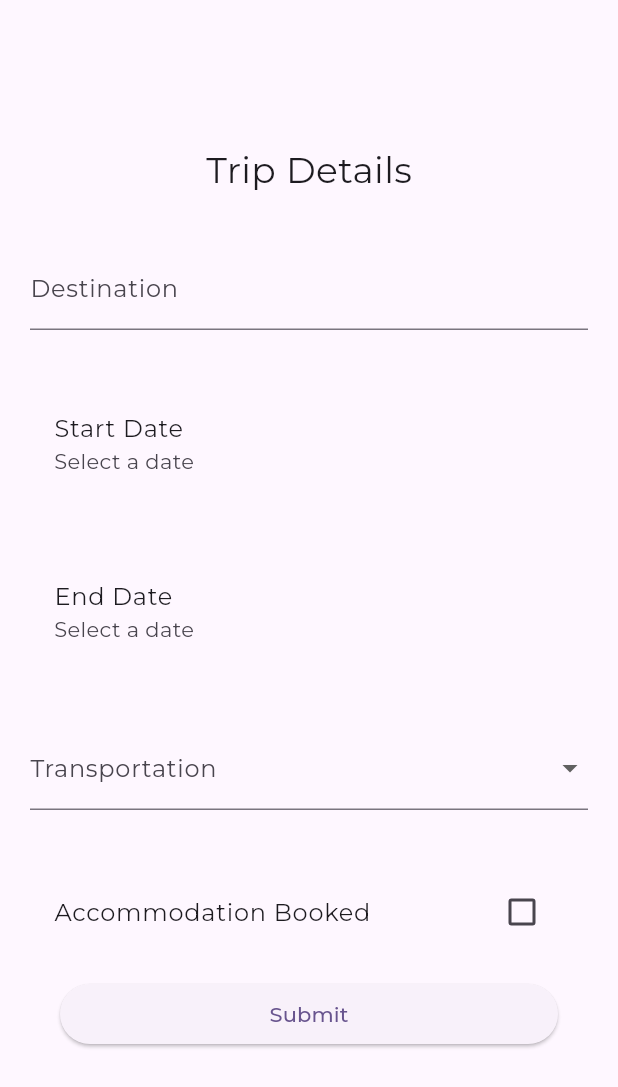
After one commit to dartm05/SafetyApp, a Flutter app: the TripFormPage screen opened by its route, on a phone screen of 412 x 824 dp. The commit adds this screen. Shown: the top 1087 px of the screen. Run offline on Flutter 3.47's test engine with Material 3 defaults, Android fonts, the phone set to English and light mode, and no system bars; our stand-ins replace go_router, google_fonts, shared_preferences; accounts and stored records are empty.

Commit message:
feat(tripForm): Add TripFormProvider and TripService
- Add TripFormProvider class to handle form validation and submission
- Add TripService class to handle fetching places and CRUD operations for trips
- Update app_router.dart to include tripForm route
- Add trip.dart model class for trip details
- Add trip_form_provider.dart to handle form state and data
- Add trip_service.dart to handle API calls for trip-related operations
- Add fetchPlaces and clearPlacesList methods to TripFormProvider

```diff
--- /dev/null
+++ b/lib/src/features/tripForm/models/trip.dart
@@ -0,0 +1,17 @@
+class Trip {
+  final String destination;
+  final DateTime startDate;
+  final DateTime endDate;
+  final String transportation;
+  final bool accommodation;
+  final bool activities;
+
+  Trip({
+    required this.destination,
+    required this.startDate,
+    required this.endDate,
+    required this.transportation,
+    required this.accommodation,
+    required this.activities,
+  });
+}
--- /dev/null
+++ b/lib/src/features/tripForm/providers/trip_form_provider.dart
@@ -0,0 +1,39 @@
+import 'package:flutter/material.dart';
+
+import '../services/trip_service.dart';
+
+class TripFormProvider extends ChangeNotifier {
+  final _formKey = GlobalKey<FormState>();
+  var _placesList = <String>[];
+  final TripService _tripService;
+
+  TripFormProvider({required TripService tripService})
+      : _tripService = tripService;
+
+  GlobalKey<FormState> get formKey => _formKey;
+
+  List<String> get placesList => _placesList;
+
+  void submitForm() {
+    if (_formKey.currentState!.validate()) {
+      _formKey.currentState!.save();
+    }
+  }
+
+  Future<void> fetchPlaces(String place) async {
+    if (place.isEmpty) {
+      _placesList = [];
+      notifyListeners();
+      return;
+    }
+    placesList.clear();
+    final places = await _tripService.fetchPlaces(place);
+    _placesList.addAll(places);
+    notifyListeners();
+  }
+
+  void clearPlacesList() {
+    _placesList =[];
+    notifyListeners();
+  }
+}
--- /dev/null
+++ b/lib/src/features/tripForm/screens/trip_form.dart
@@ -0,0 +1,191 @@
+import 'package:flutter/material.dart';
+import 'package:menopause_app/src/features/tripForm/providers/trip_form_provider.dart';
+import 'package:provider/provider.dart';
+
+class TripFormPage extends StatefulWidget {
+  const TripFormPage({Key? key}) : super(key: key);
+
+  @override
+  State<TripFormPage> createState() => _TripFormPageState();
+}
+
+class _TripFormPageState extends State<TripFormPage> {
+  final _formKey = GlobalKey<FormState>();
+
+  String? _destination;
+  DateTime? _startDate;
+  DateTime? _endDate;
+  String? _transportation;
+  bool _accommodation = false;
+  bool _activities = false;
+
+  final List<String> _transportationOptions = [
+    'Car',
+    'Plane',
+    'Train',
+    'Bus',
+    'Other'
+  ];
+
+  void _submitForm() {
+    if (_formKey.currentState!.validate()) {
+      _formKey.currentState!.save();
+
+      ScaffoldMessenger.of(context).showSnackBar(
+        const SnackBar(content: Text('Trip details recorded successfully!')),
+      );
+    }
+  }
+
+  Future<void> _selectDate(BuildContext context, bool isStartDate) async {
+    final DateTime? picked = await showDatePicker(
+      context: context,
+      initialDate: DateTime.now(),
+      firstDate: DateTime(2000),
+      lastDate: DateTime(2101),
+    );
+    if (picked != null && picked != (isStartDate ? _startDate : _endDate)) {
+      setState(() {
+        if (isStartDate) {
+          _startDate = picked;
+        } else {
+          _endDate = picked;
+        }
+      });
+    }
+  }
+
+  @override
+  Widget build(BuildContext context) {
+    const sizedBox = SizedBox(height: 40);
+    final tripFormProvider = Provider.of<TripFormProvider>(context);
+    return Scaffold(
+      body: Column(
+        children: [
+          const Padding(
+            padding: EdgeInsets.only(top: 40.0),
+            child: Center(
+              child: Text(
+                'Trip Details',
+                style: TextStyle(fontSize: 24),
+              ),
+            ),
+          ),
+          Center(
+            child: Column(
+              mainAxisAlignment: MainAxisAlignment.center,
+              children: [
+                Padding(
+                  padding:
+                      const EdgeInsets.only(top: 34.0, left: 20.0, right: 20.0),
+                  child: Container(
+                    constraints: const BoxConstraints(maxWidth: 600),
+                    child: Form(
+                      key: _formKey,
+                      child: ListView(
+                        shrinkWrap: true,
+                        children: [
+                          Autocomplete<String>(
+                            optionsBuilder:
+                                (TextEditingValue textEditingValue) async {
+                              if (textEditingValue.text.isEmpty) {
+                                tripFormProvider.clearPlacesList();
+                                return const Iterable<String>.empty();
+                              }
+                              await tripFormProvider
+                                  .fetchPlaces(textEditingValue.text);
+                              return tripFormProvider.placesList;
+                            },
+                            onSelected: (String selection) {
+                              _destination = selection;
+                            },
+                            fieldViewBuilder: (BuildContext context,
+                                TextEditingController textEditingController,
+                                FocusNode focusNode,
+                                VoidCallback onFieldSubmitted) {
+                              return TextFormField(
+                                controller: textEditingController,
+                                focusNode: focusNode,
+                                decoration: const InputDecoration(
+                                  labelText: 'Destination',
+                                ),
+                                validator: (value) =>
+                                    value == null || value.isEmpty
+                                        ? 'Please enter your destination'
+                                        : null,
+                              );
+                            },
+                          ),
+                          sizedBox,
+                          ListTile(
+                            title: const Text('Start Date'),
+                            subtitle: Text(
+                              _startDate != null
+                                  ? _startDate!
+                                      .toLocal()
+                                      .toString()
+                                      .split(' ')[0]
+                                  : 'Select a date',
+                            ),
+                            onTap: () => _selectDate(context, true),
+                          ),
+                          sizedBox,
+                          ListTile(
+                            title: const Text('End Date'),
+                            subtitle: Text(
+                              _endDate != null
+                                  ? _endDate!.toLocal().toString().split(' ')[0]
+                                  : 'Select a date',
+                            ),
+                            onTap: () => _selectDate(context, false),
+                          ),
+                          sizedBox,
+                          DropdownButtonFormField<String>(
+                            decoration: const InputDecoration(
+                              labelText: 'Transportation',
+                            ),
+                            value: _transportation,
+                            items: _transportationOptions
+                                .map((transport) => DropdownMenuItem(
+                                    value: transport, child: Text(transport)))
+                                .toList(),
+                            onChanged: (value) {
+                              setState(() {
+                                _transportation = value;
+                              });
+                            },
+                            validator: (value) => value == null
+                                ? 'Please select your transportation'
+                                : null,
+                          ),
+                          sizedBox,
+                          CheckboxListTile(
+                            title: const Text('Accommodation Booked'),
+                            value: _accommodation,
+                            onChanged: (value) {
+                              setState(() {
+                                _accommodation = value!;
+                              });
+                            },
+                          ),
+                          Padding(
+                            padding: const EdgeInsets.symmetric(
+                                vertical: 16.0, horizontal: 20),
+                            child: ElevatedButton(
+                              onPressed: _submitForm,
+                              child: const Text('Submit'),
+                            ),
+                          ),
+                        ],
+                      ),
+                    ),
+                  ),
+                ),
+              ],
+            ),
+          ),
+        ],
+      ),
+    );
+  }
+}
--- /dev/null
+++ b/lib/src/features/tripForm/services/trip_service.dart
@@ -0,0 +1,39 @@
+import 'dart:convert';
+import 'package:menopause_app/src/core/providers/error_provider.dart';
+
+import '../models/trip.dart';
+import 'package:http/http.dart' as http;
+
+class TripService {
+  final ErrorProvider errorProvider;
+
+  TripService({required this.errorProvider});
+
+  Future<List<String>> fetchPlaces(String place) async {
+    final response = await http.get(
+      Uri.parse(
+        'https://maps.googleapis.com/maps/api/place/autocomplete/json?input=${place}&key=AIzaSyBGzIzmMiVwWqVr7-dK6-4dzxWZgZOS7Z8',
+      ),
+    );
+
+    if (response.statusCode == 200) {
+      final predictions = json.decode(response.body)['predictions'];
+      return List<String>.from(
+          predictions.map((prediction) => prediction['description']));
+    } else {
+      throw Exception('Failed to load suggestions');
+    }
+  }
+
+  Future<void> createTrip(Trip trip) async {
+    // Create a new trip
+  }
+
+  Future<void> updateTrip(Trip trip) async {
+    // Update an existing trip
+  }
+
+  Future<void> deleteTrip(Trip trip) async {
+    // Delete a trip
+  }
+}
--- a/lib/src/routes/app_router.dart
+++ b/lib/src/routes/app_router.dart
@@ -1,6 +1,7 @@
 import 'package:flutter/material.dart';
 import 'package:go_router/go_router.dart';
 import 'package:menopause_app/src/features/chat/services/chat_service.dart';
+import 'package:menopause_app/src/features/tripForm/providers/trip_form_provider.dart';
 import 'package:provider/provider.dart';
 
 import '../core/providers/auth_provider.dart';
@@ -10,11 +11,12 @@ import '../core/services/http_service.dart';
 import '../core/widgets/modal.dart';
 import '../features/chat/providers/chat_provider.dart';
 import '../features/chat/screens/chat.dart';
-import '../features/form/screens/form.dart';
+import '../features/tripForm/screens/trip_form.dart';
 import '../features/home/widgets/nav_drawer.dart';
 import '../features/login/screens/login.dart';
 import '../features/login/screens/register.dart';
 import '../features/settings/screens/settings.dart';
+import '../features/tripForm/services/trip_service.dart';
 
 final appRouter = GoRouter(
   initialLocation: '/login',
@@ -68,10 +70,16 @@ final appRouter = GoRouter(
             ),
           ),
           GoRoute(
-            name: 'form',
-            path: '/form',
-            builder: (context, state) => const FormPage(),
-          ),
+              name: 'tripForm',
+              path: '/tripForm',
+              builder: (context, state) => ChangeNotifierProvider(
+                    create: (context) => TripFormProvider(
+                      tripService: TripService(
+                        errorProvider: context.read<ErrorProvider>(),
+                      ),
+                    ),
+                    child: const TripFormPage(),
+                  )),
           GoRoute(
             name: 'settings',
             path: '/settings',
```
Also changed, not shown: lib/src/features/form/screens/form.dart (deleted, +0 -180 lines), lib/src/features/home/widgets/nav_drawer.dart (+5 -5 lines).
